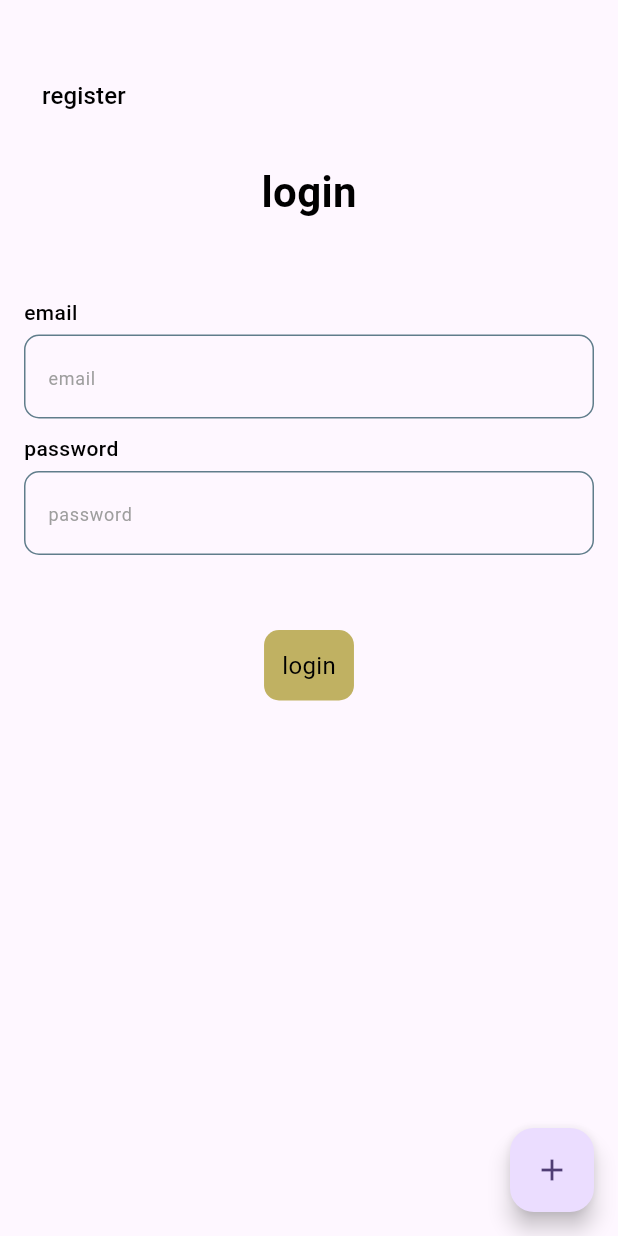
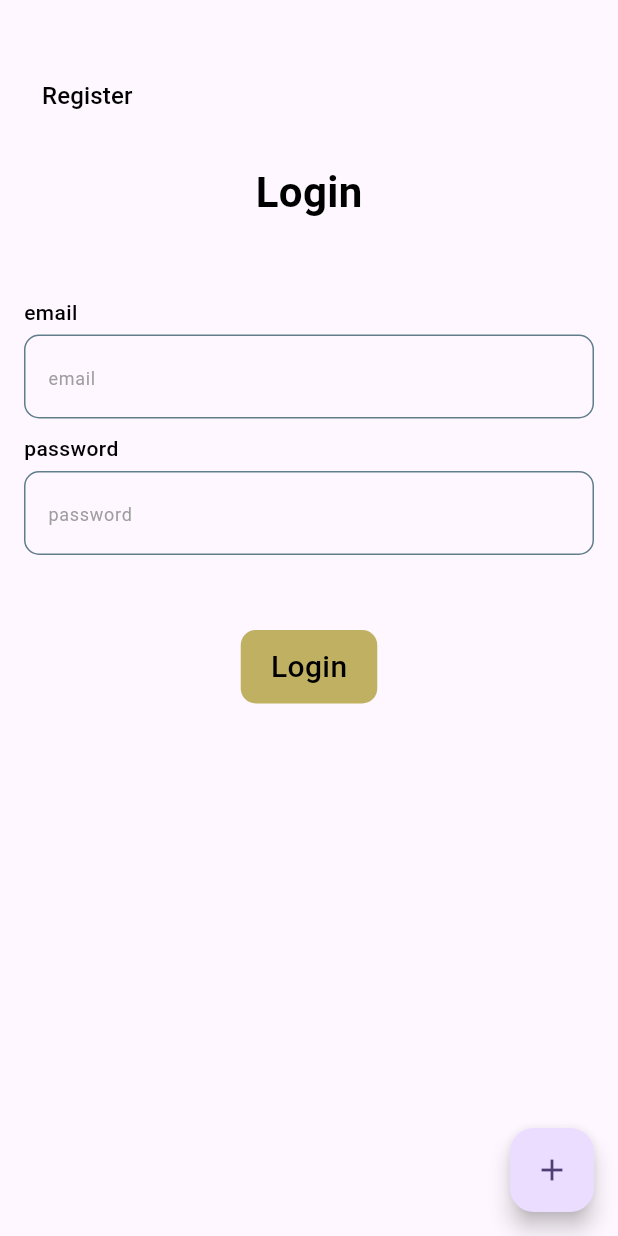
Before and after one commit to AhmedNasser24/e_commerce_app, a Flutter app: the screen it shows after launch, on a phone screen of 412 x 824 dp. Run offline on Flutter 3.47's test engine with Material 3 defaults, Android fonts, the phone set to English and light mode, and no system bars; our stand-ins replace dartz, firebase_auth, firebase_core, firebase_storage, flutter_bloc, gap and 2 more; accounts and stored records are empty.

Commit message:
finish login flow

```diff
--- a/lib/features/auth/data/models/login_model.dart
+++ b/lib/features/auth/data/models/login_model.dart
@@ -1,7 +1,7 @@
 class LoginModel {
-  final String email, password;
-  const LoginModel({
-    required this.email,
-    required this.password,
+  String? email, password;
+  LoginModel({
+    this.email,
+    this.password,
   });
 }
--- a/lib/features/auth/data/repos/auth_repo_iml.dart
+++ b/lib/features/auth/data/repos/auth_repo_iml.dart
@@ -12,7 +12,7 @@ class AuthRepoIml extends AuthRepo {
   Future<Either<void, Failure>> login({required LoginModel loginModel}) async {
     try {
       final credential = await FirebaseAuth.instance.signInWithEmailAndPassword(
-          email: loginModel.email, password: loginModel.password);
+          email: loginModel.email!, password: loginModel.password!);
       return left(null);
     } on FirebaseAuthException catch (e) {
       return right(FireBaseFailure.fromAuthException(e));
--- a/lib/features/auth/presentation/views/widgets/custom_text_form_field.dart
+++ b/lib/features/auth/presentation/views/widgets/custom_text_form_field.dart
@@ -4,17 +4,28 @@ import '../../../../../utils/core/app_style.dart';
 
 class CustomTextFormField extends StatelessWidget {
   const CustomTextFormField({
-    super.key, required this.hintText, this.onChanged, this.suffix ,  this.validator, this.onTap,  this.readOnly = false, this.controller, this.suffixIcon, this.keyboardType,
+    super.key,
+    required this.hintText,
+    this.onChanged,
+    this.suffix,
+    this.validator,
+    this.onTap,
+    this.readOnly = false,
+    this.controller,
+    this.suffixIcon,
+    this.keyboardType,
+    this.obscureText = false,
   });
   final void Function(String)? onChanged;
   final String? Function(String?)? validator;
   final String hintText;
-  final void Function()? onTap ;
+  final void Function()? onTap;
   final bool readOnly;
-  final TextEditingController? controller ;
-  final Widget? suffixIcon ;
-  final TextInputType? keyboardType ;
-  final Widget? suffix ;
+  final TextEditingController? controller;
+  final Widget? suffixIcon;
+  final TextInputType? keyboardType;
+  final Widget? suffix;
+  final bool obscureText;
   @override
   Widget build(BuildContext context) {
     return TextFormField(
@@ -24,9 +35,9 @@ class CustomTextFormField extends StatelessWidget {
       validator: validator,
       onChanged: onChanged,
       onTap: onTap,
-
+      obscureText: obscureText,
       readOnly: readOnly,
-      decoration:  InputDecoration(
+      decoration: InputDecoration(
         hintText: hintText,
         hintStyle: AppStyle.regular12.copyWith(color: Colors.grey),
         suffixIcon: suffixIcon,
@@ -46,16 +57,13 @@ class CustomTextFormField extends StatelessWidget {
 
   OutlineInputBorder focusBorderDecoration() {
     return OutlineInputBorder(
-
       borderRadius: BorderRadius.circular(10),
       borderSide: const BorderSide(color: Colors.blueGrey, width: 1.5),
-
     );
   }
 
   OutlineInputBorder borderDecoration() {
     return OutlineInputBorder(
-
       borderRadius: BorderRadius.circular(10),
       borderSide: const BorderSide(color: Colors.blueGrey, width: 1),
     );
--- a/lib/features/auth/presentation/views/widgets/login_body.dart
+++ b/lib/features/auth/presentation/views/widgets/login_body.dart
@@ -2,6 +2,7 @@ import 'package:flutter/material.dart';
 import 'package:gap/gap.dart';
 import '../../../../../../generated/l10n.dart';
 import '../../../../../utils/core/app_style.dart';
+import '../../../data/models/login_model.dart';
 import 'login_button.dart';
 import 'login_email.dart';
 import 'login_password.dart';
@@ -16,7 +17,7 @@ class LoginBody extends StatefulWidget {
 
 class _LoginBodyState extends State<LoginBody> {
   GlobalKey<FormState> formKey = GlobalKey<FormState>();
-
+  LoginModel loginModel = LoginModel();
 
   @override
   Widget build(BuildContext context) {
@@ -38,17 +39,16 @@ class _LoginBodyState extends State<LoginBody> {
               const Gap(50),
               Text(S.of(context).email, style: AppStyle.medium14),
               const Gap(5),
-              const LoginEmail(),
+              LoginEmail(loginModel: loginModel),
               const Gap(10),
               Text(S.of(context).password, style: AppStyle.medium14),
               const Gap(5),
-              const LoginPassword(),
+              LoginPassword(loginModel: loginModel),
               const Gap(50),
               Align(
                 alignment: Alignment.center,
-                child: LoginButton(formKey: formKey),
+                child: LoginButton(formKey: formKey, loginModel: loginModel),
               ),
-
             ],
           ),
         ),
--- a/lib/features/auth/presentation/views/widgets/login_button.dart
+++ b/lib/features/auth/presentation/views/widgets/login_button.dart
@@ -1,31 +1,58 @@
+import 'package:e_commerce/utils/core/show_snack_bar.dart';
 import 'package:flutter/material.dart';
+import 'package:flutter_bloc/flutter_bloc.dart';
 
 import '../../../../../generated/l10n.dart';
 import '../../../../../utils/core/app_style.dart';
+import '../../../data/models/login_model.dart';
+import '../../manager/auth_cubit/auth_cubit.dart';
 
 class LoginButton extends StatelessWidget {
   const LoginButton({
     super.key,
     required this.formKey,
+    required this.loginModel,
   });
 
   final GlobalKey<FormState> formKey;
-
+  final LoginModel loginModel;
   @override
   Widget build(BuildContext context) {
+    bool isLoading = false;
+    return BlocConsumer<AuthCubit, AuthState>(
+      listener: (context, state) {
+        if (state is AuthLoading) {
+          isLoading = true;
+        } else if (state is AuthFailure) {
+          isLoading = false;
+          showSnackBar(context, state.errMessage);
+        } else if (state is AuthSuccess) {
+          isLoading = false;
+          // navigate to home ;
+          debugPrint("login success");
+        } else {
+          isLoading = false;
+        }
+      },
+      builder: (context, state) {
         return GestureDetector(
           onTap: () {
             if (formKey.currentState!.validate()) {
-          print('valid');
+              BlocProvider.of<AuthCubit>(context)
+                  .login(loginModel: loginModel, context);
             }
           },
           child: Container(
-        padding: const EdgeInsets.all(12),
+            padding: const EdgeInsets.symmetric(horizontal: 20 , vertical: 10),
             decoration: BoxDecoration(
                 borderRadius: BorderRadius.circular(10),
                 color: const Color.fromARGB(218, 182, 165, 71)),
-        child: Text(S.of(context).login, style: AppStyle.regular16),
+            child: isLoading
+                ? const CircularProgressIndicator()
+                : Text(S.of(context).login, style: AppStyle.medium20),
           ),
+        );
+      },
     );
   }
 }
--- a/lib/features/auth/presentation/views/widgets/login_email.dart
+++ b/lib/features/auth/presentation/views/widgets/login_email.dart
@@ -1,31 +1,24 @@
-
 import 'package:flutter/material.dart';
 
 import '../../../../../generated/l10n.dart';
+import '../../../data/models/login_model.dart';
 import 'custom_text_form_field.dart';
 
-class LoginEmail extends StatefulWidget {
+class LoginEmail extends StatelessWidget {
   const LoginEmail({
     super.key,
+    required this.loginModel,
   });
-
-  @override
-  State<LoginEmail> createState() => _LoginEmailState();
-}
-
-class _LoginEmailState extends State<LoginEmail> {
-  String email = '';
-
+  final LoginModel loginModel;
   @override
   Widget build(BuildContext context) {
     return CustomTextFormField(
       hintText: S.of(context).email,
-
-      onChanged: (value) => email = value,
       validator: (value) {
         if (value == null || value.isEmpty) {
-          return S.of(context).required_field ;
+          return S.of(context).required_field;
         }
+        loginModel.email = value;
         return null;
       },
     );
--- a/lib/features/auth/presentation/views/widgets/login_password.dart
+++ b/lib/features/auth/presentation/views/widgets/login_password.dart
@@ -1,29 +1,26 @@
 import 'package:flutter/material.dart';
 
 import '../../../../../../generated/l10n.dart';
+import '../../../data/models/login_model.dart';
 import 'custom_text_form_field.dart';
 
-class LoginPassword extends StatefulWidget {
+class LoginPassword extends StatelessWidget {
   const LoginPassword({
     super.key,
+    required this.loginModel,
   });
-
-  @override
-  State<LoginPassword> createState() => _LoginPasswordState();
-}
-
-class _LoginPasswordState extends State<LoginPassword> {
-  String password = '';
+  final LoginModel loginModel;
   @override
   Widget build(BuildContext context) {
-    return CustomTextFormField(hintText: S.of(context).password,
-    onChanged: (value) => password = value,
-    validator: (value) {
-      if (value == null || value.isEmpty) {
-        return S.of(context).required_field ;
-      }
-      return null;
-    },
+    return CustomTextFormField(
+      hintText: S.of(context).password,
+      validator: (value) {
+        if (value == null || value.isEmpty) {
+          return S.of(context).required_field;
+        }
+        loginModel.password = value ;
+        return null;
+      },
     );
   }
 }
--- a/lib/l10n/intl_en.arb
+++ b/lib/l10n/intl_en.arb
@@ -1,7 +1,7 @@
 {
     "name" : "name",
-    "register" : "register",
-    "login" : "login",
+    "register" : "Register",
+    "login" : "Login",
     "email" : "email",
     "password" : "password",
     "passwordConfirm" : "confirm password",
--- a/lib/utils/core/show_snack_bar.dart
+++ b/lib/utils/core/show_snack_bar.dart
@@ -4,9 +4,10 @@ import 'package:flutter/material.dart';
 void showSnackBar(context, message) {
   ScaffoldMessenger.of(context).showSnackBar(
     SnackBar(
+      backgroundColor: const Color.fromARGB(255, 221, 212, 212),
       content: Text(
         message,
-        style: AppStyle.regular14,
+        style: AppStyle.regular14.copyWith(color: Colors.red),
       ),
       duration: const Duration(seconds: 6),
     ),
```
Also changed, not shown: lib/features/auth/presentation/manager/auth_cubit/auth_cubit.dart (+6 -6 lines), lib/features/auth/presentation/views/widgets/password_and_confirm_password.dart (+35 -13 lines), lib/generated/intl/messages_en.dart, lib/generated/l10n.dart. Lines whose indentation alone changed are shown as unchanged.
